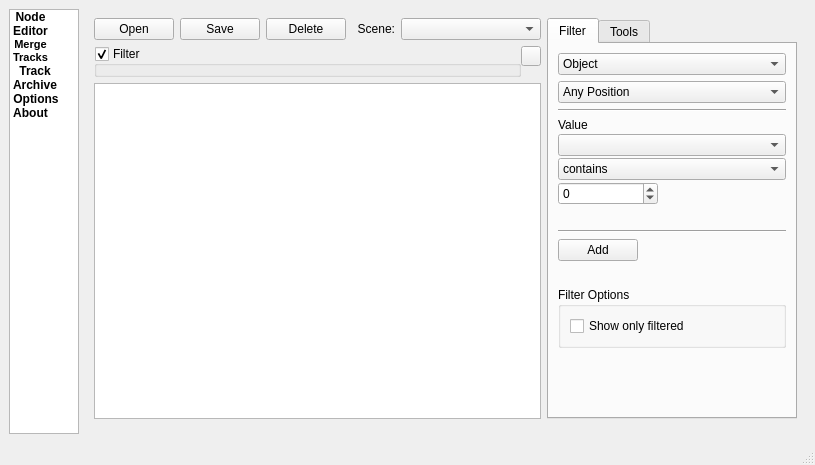
First picture: the form in mainwindow.ui, repository lephro/VeloTrackEditToolbox, before the edit.
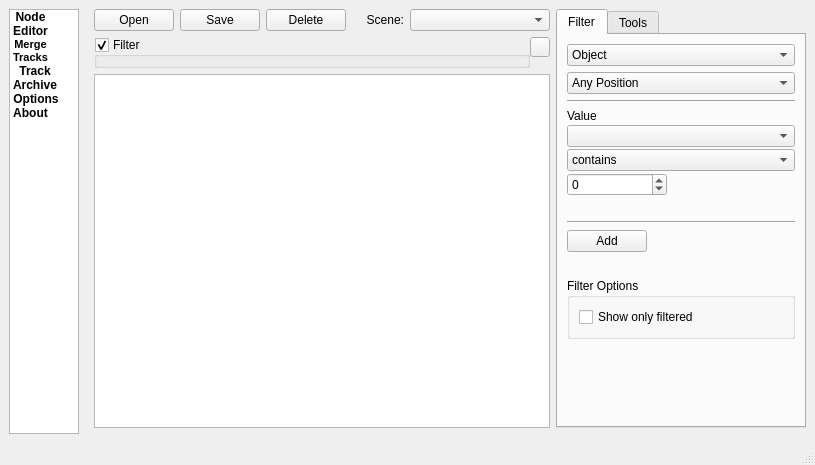
Second picture: the form after the edit. The open tabs and pages were chosen to show the change. Icons and pictures are not drawn.

```diff
--- a/mainwindow.ui
+++ b/mainwindow.ui
@@ -189,6 +189,15 @@
       </property>
       <widget class="QWidget" name="nodeEditorPage">
        <layout class="QGridLayout" name="gridLayout">
+        <property name="topMargin">
+         <number>0</number>
+        </property>
+        <property name="rightMargin">
+         <number>0</number>
+        </property>
+        <property name="bottomMargin">
+         <number>0</number>
+        </property>
         <item row="0" column="0">
          <layout class="QVBoxLayout" name="nodeEditorLeftSideLayout" stretch="0,0,1">
           <item>
@@ -429,6 +438,18 @@
             <property name="selectionMode">
              <enum>QAbstractItemView::ExtendedSelection</enum>
             </property>
+            <property name="indentation">
+             <number>15</number>
+            </property>
+            <property name="sortingEnabled">
+             <bool>false</bool>
+            </property>
+            <attribute name="headerCascadingSectionResizes">
+             <bool>true</bool>
+            </attribute>
+            <attribute name="headerHighlightSections">
+             <bool>true</bool>
+            </attribute>
            </widget>
           </item>
          </layout>
```
Left out of the diff: 54 changed lines with no effect on the pictures.
